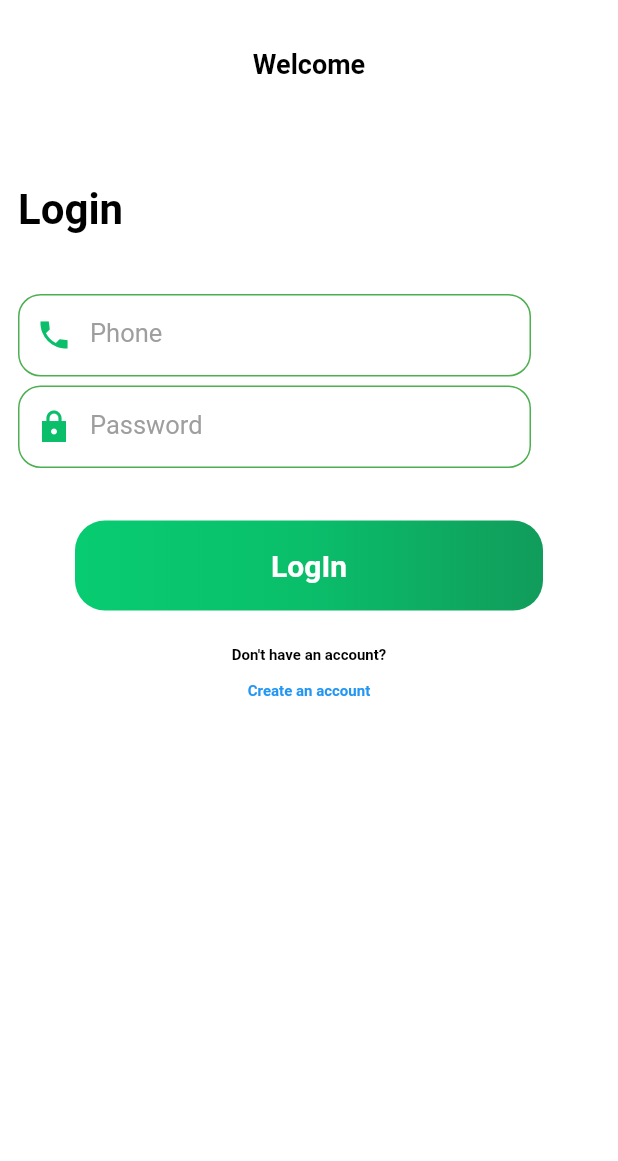
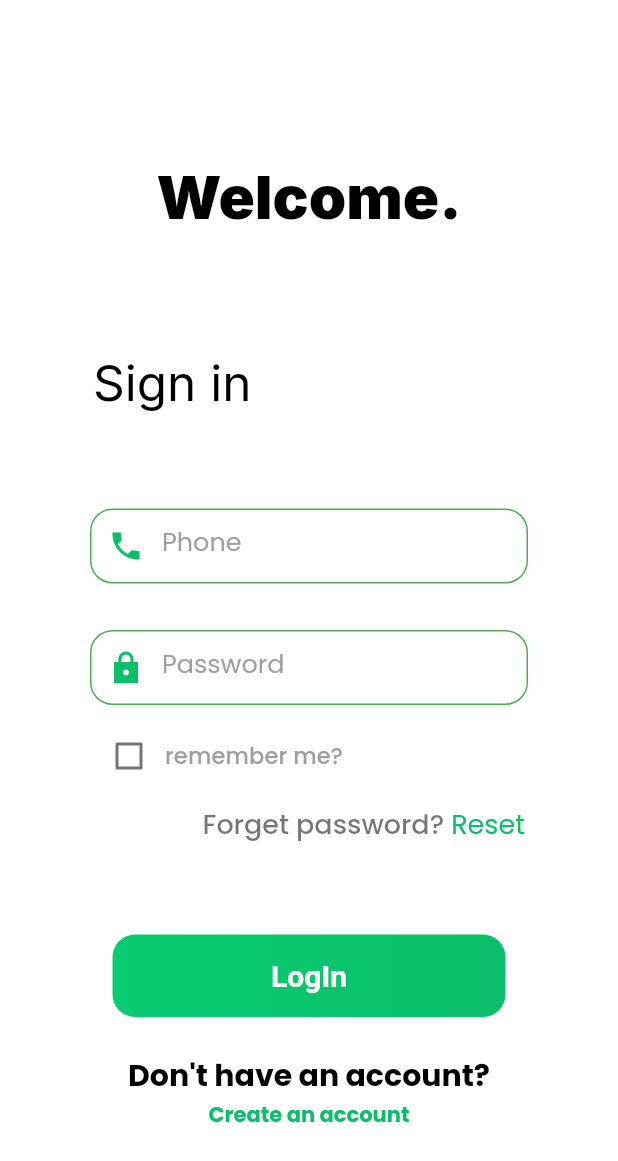
Before and after one commit to space9tec/ARMADA, a Flutter app: the screen it shows after launch, item 2 of the bottom bar chosen, on a phone screen of 412 x 824 dp. Shown: the top 1161 px of the screen. Run offline on Flutter 3.47's test engine with Material 2 defaults, Android fonts, the light colour scheme and no system bars; our stand-ins replace google_fonts.

Commit message:
login,signup, theme

```diff
--- a/armada/lib/configuration/routing.dart
+++ b/armada/lib/configuration/routing.dart
@@ -1,7 +1,6 @@
 import 'package:flutter/material.dart';
 
-import '../view/screens/auth_screen/login_screen.dart';
-import '../view/screens/home_screen/home_screen.dart';
+import '../view/screens/screens.dart';
 
 class ROUTE {
   static Route onGenerateRouth(RouteSettings settings) {
@@ -16,6 +15,8 @@ class ROUTE {
         return HomeScreen.route();
       case Login.routeName:
         return Login.route();
+      case SignUp.routeName:
+        return SignUp.route();
       default:
         return _errorRoute();
     }
--- a/armada/lib/configuration/theme_manager.dart
+++ b/armada/lib/configuration/theme_manager.dart
@@ -1,43 +1,64 @@
 import 'package:flutter/material.dart';
+import 'package:google_fonts/google_fonts.dart';
 
 ThemeData customtheme() {
   return ThemeData(
     scaffoldBackgroundColor: Colors.white,
     // fontFamily: 'Avenir',
-      textTheme: textTheme());
+    primaryColor: const Color.fromARGB(255, 10, 190, 106),
+    textTheme: textTheme(),
+    bottomAppBarTheme: bottomAppBarThem(),
+  );
 }
 
 TextTheme textTheme() {
-  return const TextTheme(
-    displayLarge: TextStyle(
+  return TextTheme(
+      displayLarge: GoogleFonts.inter(
         color: Colors.black,
-      fontSize: 32,
-      fontWeight: FontWeight.bold,
+        fontSize: 40,
+        fontWeight: FontWeight.w900,
       ),
-    displayMedium: TextStyle(
+      displayMedium: GoogleFonts.inter(
         color: Colors.black,
-      fontSize: 18,
-      fontWeight: FontWeight.bold,
+        fontSize: 33,
+        fontWeight: FontWeight.w400,
       ),
-    displaySmall: TextStyle(
-      color: Colors.black,
+      displaySmall: GoogleFonts.poppins(
+        color: const Color.fromARGB(255, 10, 190, 106),
         fontSize: 14,
         fontWeight: FontWeight.bold,
       ),
-    bodyLarge: TextStyle(
+      bodyLarge: GoogleFonts.poppins(
         color: Colors.black,
-      fontSize: 12,
+        fontSize: 20,
         fontWeight: FontWeight.bold,
       ),
-    bodyMedium: TextStyle(
+      bodyMedium: const TextStyle(
         color: Colors.black,
         fontSize: 10,
         fontWeight: FontWeight.bold,
       ),
-    bodySmall: TextStyle(
-      color: Colors.black,
+      bodySmall: GoogleFonts.poppins(
+        color: const Color.fromARGB(255, 10, 190, 106),
         fontSize: 8,
         fontWeight: FontWeight.bold,
       ),
+      titleMedium: GoogleFonts.poppins(
+        color: const Color.fromARGB(255, 10, 190, 106),
+        fontSize: 18,
+      ),
+      titleLarge: GoogleFonts.poppins(
+        color: Colors.black54,
+        fontSize: 18,
+      ),
+      titleSmall: GoogleFonts.poppins(
+        color: Colors.grey,
+        fontSize: 15,
+      ));
+}
+
+BottomAppBarTheme bottomAppBarThem() {
+  return const BottomAppBarTheme(
+    color: Color.fromARGB(255, 8, 204, 113),
   );
 }
--- /dev/null
+++ b/armada/lib/utils/helper_widget.dart
@@ -0,0 +1,13 @@
+import 'package:flutter/material.dart';
+
+Widget addVerticalSpace(double height) {
+  return SizedBox(
+    height: height,
+  );
+}
+
+Widget addHorizontalSpace(double width) {
+  return SizedBox(
+    width: width,
+  );
+}
--- a/armada/lib/view/screens/auth_screen/login_screen.dart
+++ b/armada/lib/view/screens/auth_screen/login_screen.dart
@@ -1,3 +1,5 @@
+import 'package:armada/utils/helper_widget.dart';
+import 'package:armada/configuration/theme_manager.dart';
 import 'package:flutter/material.dart';
 
 class Login extends StatefulWidget {
@@ -19,6 +21,7 @@ class Login extends StatefulWidget {
 }
 
 class _LoginState extends State<Login> {
+  bool value = false;
   @override
   Widget build(BuildContext context) {
     return Scaffold(
@@ -26,52 +29,85 @@ class _LoginState extends State<Login> {
         child: Padding(
           padding: const EdgeInsets.all(12.0),
           child: Column(
+            crossAxisAlignment: CrossAxisAlignment.center,
+            children: [
+              addVerticalSpace(95.0),
+              Center(
+                child: Text("Welcome.",
+                    style: Theme.of(context).textTheme.displayLarge),
+              ),
+              addVerticalSpace(80.0),
+              Row(
                 crossAxisAlignment: CrossAxisAlignment.start,
                 children: [
-              const SizedBox(
-                height: 20.0,
-              ),
-              const Center(
+                  Padding(
+                    padding: const EdgeInsets.only(left: 50),
                     child: Text(
-                  "Welcome",
-                  style: TextStyle(
-                    fontSize: 18.0,
-                    fontWeight: FontWeight.bold,
+                      "Sign in",
+                      style: Theme.of(context).textTheme.displayMedium,
                     ),
                   ),
+                ],
               ),
-              const SizedBox(
-                height: 70,
-              ),
-              const Text(
-                "Login",
-                style: TextStyle(
-                  fontSize: 28.0,
+              addVerticalSpace(64.0),
+              InputText(context, "Phone", false, Icons.phone_sharp,
+                  TextInputType.phone),
+              addVerticalSpace(31.0),
+              InputText(context, "Password", true, Icons.lock_sharp,
+                  TextInputType.text),
+              addVerticalSpace(10.0),
+              Row(
+                children: [
+                  Padding(
+                    padding: const EdgeInsets.only(left: 50),
+                    child: Checkbox(
+                      activeColor: Theme.of(context).primaryColor,
+                      value: value,
+                      onChanged: (bool? value) {
+                        setState(() {
+                          this.value = value!;
+                        });
+                      },
                     ),
                   ),
-              const SizedBox(
-                height: 40,
+                  Text(
+                    "remember me?",
+                    style: Theme.of(context).textTheme.titleSmall,
                   ),
-              InputText(context, "Phone", false, Icons.phone_sharp),
-              const SizedBox(
-                height: 6.0,
+                ],
               ),
-              InputText(context, "Password", true, Icons.lock_sharp),
-              const SizedBox(
-                height: 35.0,
+              addVerticalSpace(8.0),
+              Padding(
+                padding: const EdgeInsets.only(right: 50),
+                child: Row(
+                  mainAxisAlignment: MainAxisAlignment.end,
+                  children: [
+                    Text(
+                      "Forget password? ",
+                      style: Theme.of(context).textTheme.titleLarge,
                     ),
-              Center(child: Button(context, "LogIn")),
-              const SizedBox(
-                height: 24.0,
+                    Text(
+                      "Reset",
+                      style: Theme.of(context).textTheme.titleMedium,
+                    )
+                  ],
                 ),
-              const Center(child: Text("Don't have an account?")),
-              const SizedBox(
-                height: 12.0,
               ),
-              Center(
+              addVerticalSpace(60.0),
+              Button(context, "LogIn"),
+              addVerticalSpace(24.0),
+              Text(
+                "Don't have an account?",
+                style: Theme.of(context).textTheme.bodyLarge,
+              ),
+              addVerticalSpace(1.0),
+              GestureDetector(
+                onTap: () {
+                  Navigator.pushNamed(context, '/signup');
+                },
                 child: Text(
                   "Create an account",
-                  style: TextStyle(color: Theme.of(context).primaryColor),
+                  style: Theme.of(context).textTheme.displaySmall,
                 ),
               ),
             ],
@@ -85,15 +121,14 @@ class _LoginState extends State<Login> {
     return InkWell(
       onTap: () {},
       child: Container(
-        width: MediaQuery.of(context).size.width - 100,
-        height: 60,
+        width: MediaQuery.of(context).size.width - 150,
+        height: 55,
         decoration: BoxDecoration(
-          borderRadius: BorderRadius.circular(20),
+          borderRadius: BorderRadius.circular(15),
           gradient: const LinearGradient(
             colors: [
               Color.fromARGB(255, 8, 204, 113),
               Color.fromARGB(255, 10, 190, 106),
-              Color.fromARGB(255, 17, 156, 91),
             ],
           ),
         ),
@@ -111,12 +146,13 @@ class _LoginState extends State<Login> {
   }
 }
 
-Widget InputText(
-    BuildContext context, String hint, bool obscureText, IconData icon) {
+Widget InputText(BuildContext context, String hint, bool obscureText,
+    IconData icon, TextInputType ktype) {
   return SizedBox(
-    width: MediaQuery.of(context).size.width - 70,
-    height: 55,
+    width: MediaQuery.of(context).size.width - 120,
+    height: 50,
     child: TextFormField(
+      keyboardType: ktype,
       obscureText: obscureText,
       style: const TextStyle(
         fontSize: 17,
--- a/armada/lib/view/screens/home_screen/home_screen.dart
+++ b/armada/lib/view/screens/home_screen/home_screen.dart
@@ -17,9 +17,10 @@ class HomeScreen extends StatelessWidget {
     return Scaffold(
       appBar: AppBar(
         title: Text("HomePage"),
+        backgroundColor: Theme.of(context).primaryColor,
       ),
       bottomNavigationBar: BottomAppBar(
-          color: Colors.black,
+          color: Theme.of(context).bottomAppBarTheme.color,
           child: Container(
             height: 70,
             child: Row(
--- a/armada/pubspec.yaml
+++ b/armada/pubspec.yaml
@@ -34,6 +34,7 @@ dependencies:
   # The following adds the Cupertino Icons font to your application.
   # Use with the CupertinoIcons class for iOS style icons.
   cupertino_icons: ^1.0.2
+  google_fonts: ^4.0.3
 
 dev_dependencies:
   flutter_test:
```
Also changed, not shown: armada/lib/view/screens/auth_screen/signup_screen.dart (+56 -0 lines), armada/pubspec.lock, 1 other file. Lines whose indentation alone changed are shown as unchanged.
